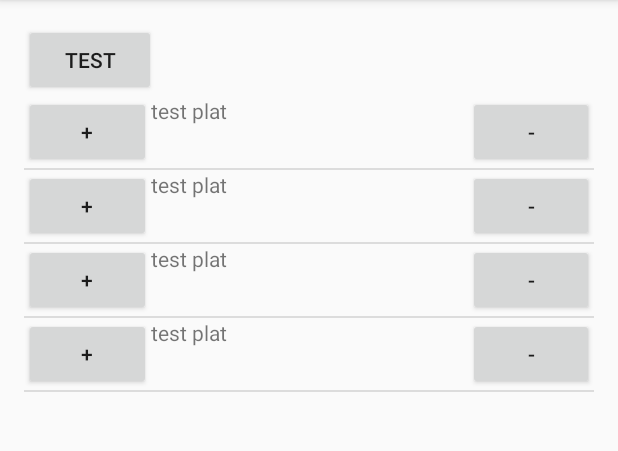
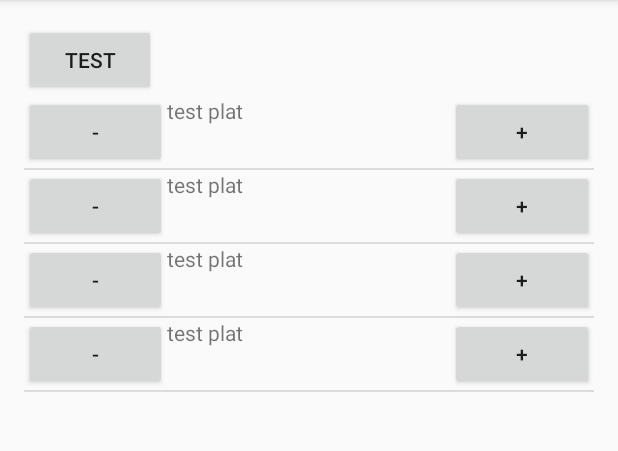
Before and after one commit to Fabrice06/AndroCrepes, an Android app: the screen it shows after launch (MainActivity), on a phone screen of 412 x 824 dp, the part 84-535 px from its top. Run offline under Robolectric (Android 15) with nearby library versions, the phone set to English and light mode, and no system bars.

Commit message:
gestion des rows via xml :)

```diff
--- a/app/src/main/java/crepes/fr/androcrepes/CustomLayoutAdapter.java
+++ b/app/src/main/java/crepes/fr/androcrepes/CustomLayoutAdapter.java
@@ -1,7 +1,6 @@
 package crepes.fr.androcrepes;
 
 import android.util.Log;
-import android.view.Gravity;
 import android.view.View;
 import android.view.ViewGroup;
 import android.widget.BaseAdapter;
@@ -50,60 +49,22 @@ public class CustomLayoutAdapter extends BaseAdapter {
     @Override
     public View getView(final int pId, final View pConvertView, final ViewGroup pParent) {
 
-        // create the layout params that will be used to define how 'add' Button will be displayed
-        final LinearLayout.LayoutParams nParamsAdd = new LinearLayout.LayoutParams(
-                LinearLayout.LayoutParams.WRAP_CONTENT, LinearLayout.LayoutParams.WRAP_CONTENT);
+        LinearLayout nLayout =  null;
 
-        nParamsAdd.weight = 2.0f;
-        nParamsAdd.gravity = Gravity.RIGHT;
+        if (null == pConvertView) {
+            nLayout = mLayouts.get(pId);
+        } else {
+            nLayout = (LinearLayout) pConvertView;
+        }
 
-        // create the layout params that will be used to define how 'info' TextView will be displayed
-        final LinearLayout.LayoutParams nParamsTxt = new LinearLayout.LayoutParams(
-                LinearLayout.LayoutParams.MATCH_PARENT, LinearLayout.LayoutParams.MATCH_PARENT);
-        nParamsTxt.weight = 96.0f;
-        nParamsTxt.gravity = Gravity.CENTER;
+        Button nBtnRemove = (Button) nLayout.findViewById(R.id.btnRowRemove);
+        nBtnRemove.setOnClickListener(mListenerRemove);
 
-        // create the layout params that will be used to define how 'remove' Button will be displayed
-        final LinearLayout.LayoutParams nParamsRemove = new LinearLayout.LayoutParams(
-                LinearLayout.LayoutParams.WRAP_CONTENT, LinearLayout.LayoutParams.WRAP_CONTENT);
+        TextView nTxtInfo = (TextView) nLayout.findViewById(R.id.txtRowInfo);
+        nTxtInfo.setText("test plat");
 
-        nParamsRemove.weight = 2.0f;
-        nParamsRemove.gravity = Gravity.LEFT;
-
-
-        // create the layout params that will be used to define how layout will be displayed
-        final LinearLayout.LayoutParams nParamsLayout = new LinearLayout.LayoutParams(
-                LinearLayout.LayoutParams.MATCH_PARENT, LinearLayout.LayoutParams.WRAP_CONTENT);
-
-        //LinearLayout nLayout =  null;
-
-        //if (null == pConvertView) {
-            //nLayout = mLayouts.get(pId);
-        //} else {
-        //    nLayout = (LinearLayout) pConvertView;
-        //}
-
-        LinearLayout nLayout = mLayouts.get(pId);
-        nLayout.setOrientation(LinearLayout.HORIZONTAL);
-        nLayout.setLayoutParams(nParamsLayout);
-
-
-        final Button nBtnAdd = new Button(nLayout.getContext());
-            nBtnAdd.setText("+");
-            nBtnAdd.setLayoutParams(nParamsAdd);
-            nBtnAdd.setOnClickListener(mListenerAdd);
-            nLayout.addView(nBtnAdd);
-
-        TextView nTxtInfo = new TextView(nLayout.getContext());
-            nTxtInfo.setText("test plat");
-            nTxtInfo.setLayoutParams(nParamsTxt);
-            nLayout.addView(nTxtInfo);
-
-        final Button nBtnRemove = new Button(nLayout.getContext());
-            nBtnRemove.setText("-");
-            nBtnRemove.setLayoutParams(nParamsRemove);
-            nBtnRemove.setOnClickListener(mListenerRemove);
-            nLayout.addView(nBtnRemove);
+        Button nBtnAdd = (Button) nLayout.findViewById(R.id.btnRowAdd);
+        nBtnAdd.setOnClickListener(mListenerAdd);
 
         return nLayout;
     } // View
--- a/app/src/main/java/crepes/fr/androcrepes/MainActivity.java
+++ b/app/src/main/java/crepes/fr/androcrepes/MainActivity.java
@@ -3,8 +3,10 @@ package crepes.fr.androcrepes;
 import android.os.Bundle;
 import android.support.v7.app.AppCompatActivity;
 import android.util.Log;
+import android.view.LayoutInflater;
 import android.view.Menu;
 import android.view.MenuItem;
+import android.view.View;
 import android.widget.LinearLayout;
 import android.widget.ListView;
 
@@ -25,8 +27,11 @@ public class MainActivity extends AppCompatActivity {
 
         listViewMain = (ListView) findViewById(R.id.listViewMain);
 
+        LayoutInflater nInflater = LayoutInflater.from(this);
+
         for(int i = 0 ; i<4; i++){
-            LinearLayout nRow = new LinearLayout(this);
+            View nView = nInflater.inflate(R.layout.row_plat, null);
+            LinearLayout nRow = (LinearLayout) nView.findViewById(R.id.layoutRowPlat);
 
             nRow.setId(i);
 
--- /dev/null
+++ b/app/src/main/res/layout/row_plat.xml
@@ -0,0 +1,30 @@
+<?xml version="1.0" encoding="utf-8"?>
+<LinearLayout xmlns:android="http://schemas.android.com/apk/res/android"
+    android:orientation="horizontal"
+    android:layout_width="match_parent"
+    android:layout_height="wrap_content"
+    android:id="@+id/layoutRowPlat">
+
+    <Button
+        android:layout_width="wrap_content"
+        android:layout_height="wrap_content"
+        android:text="-"
+        android:id="@+id/btnRowRemove"
+        android:layout_gravity="left"
+        android:layout_weight="5" />
+
+    <TextView
+        android:layout_width="wrap_content"
+        android:layout_height="match_parent"
+        android:text="XXX"
+        android:id="@+id/txtRowInfo"
+        android:layout_weight="90" />
+
+    <Button
+        android:layout_width="wrap_content"
+        android:layout_height="wrap_content"
+        android:text="+"
+        android:id="@+id/btnRowAdd"
+        android:layout_gravity="right"
+        android:layout_weight="5" />
+</LinearLayout>
```
